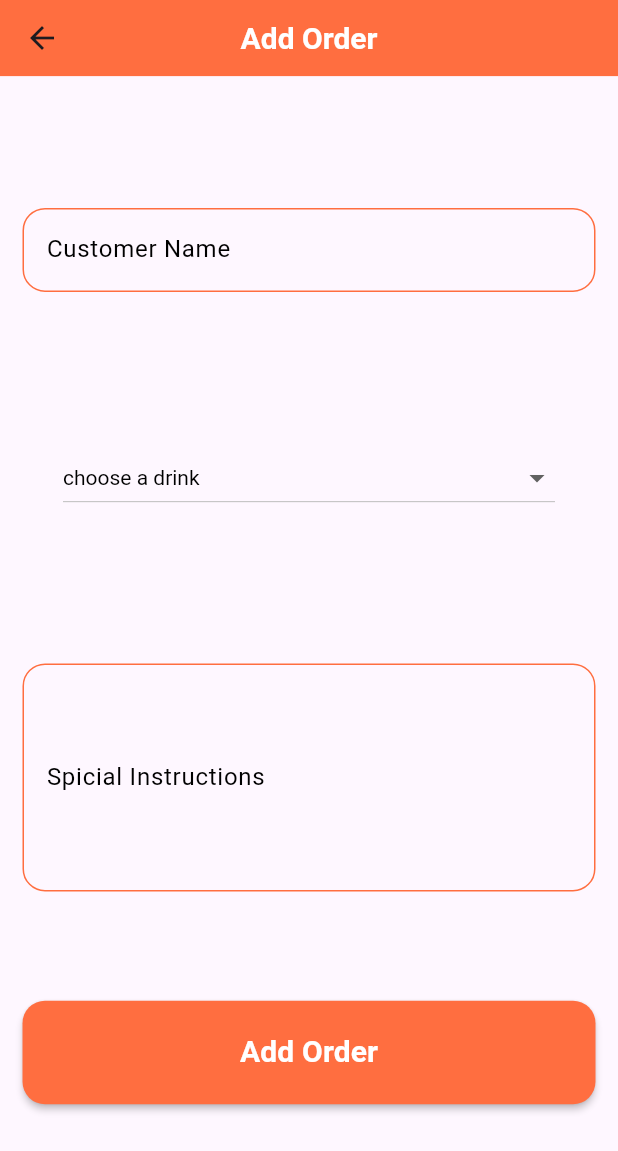
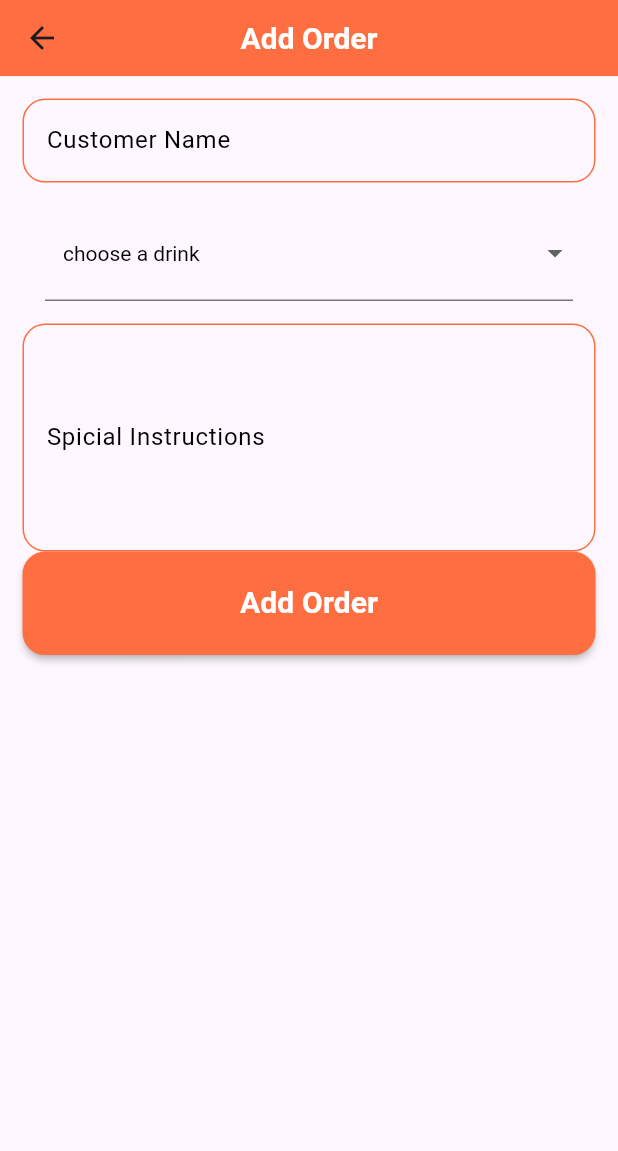
Before and after one commit to AlshaimaaAbdElnaeem/-Smart-Ahwa-Manager-App, a Flutter app: the screen it shows after launch, after a tap on the "add" icon, on a phone screen of 412 x 824 dp. Shown: the top 1151 px of the screen. Run offline on Flutter 3.47's test engine with Material 3 defaults, Android fonts, the phone set to English and light mode, and no system bars; our stand-ins replace flutter_bloc, fluttertoast, sqflite; accounts and stored records are empty.

Commit message:
Refactor order management: remove unused dropdown widget, consolidate drink selection logic, and enhance order handling in AddOrder screen.

```diff
--- /dev/null
+++ b/lib/core/utils/app_constant.dart
@@ -0,0 +1,7 @@
+const List<String> drinksList = [
+  "choose a drink",
+  "Shai",
+  "Turkish Coffee",
+  "Hibiscus Tea",
+  "Espresso",
+];
--- a/lib/features/orders/logic/order_repos/order_repo_implementation.dart
+++ b/lib/features/orders/logic/order_repos/order_repo_implementation.dart
@@ -1,8 +1,7 @@
 import 'package:ahwa_manager_app/core/helpers/sql_helper.dart';
 import 'package:ahwa_manager_app/core/models/order_model.dart';
-import 'package:ahwa_manager_app/features/orders/logic/model/daily_report_model.dart';
 import 'package:ahwa_manager_app/features/orders/logic/order_repos/order_repo.dart';
-import 'package:intl/intl.dart';
+
 
 class OrderRepoImplementation extends OrderRepo{
   @override
--- a/lib/features/orders/presentation/manager/order_cubit/order_cubit.dart
+++ b/lib/features/orders/presentation/manager/order_cubit/order_cubit.dart
@@ -8,24 +8,15 @@ class OrderCubit extends Cubit<OrderState> {
   OrderCubit(this.orderRepo) : super(OrderInitial());
   final OrderRepo orderRepo;
 
-  List<String> drinksList = [
-    "choose a drink",
-    "Shai",
-    "Turkish Coffee",
-    "Hibiscus Tea",
-    "Espresso",
-  ];
-  String? dropdownValue;
-  void changeDrink(String? value) {
-    dropdownValue = value;
-    emit(OrderDrinkChanged());
-  }
+
+
 
   Future<void> addOrder(OrderModel order) async {
     emit(OrderLoading());
     await orderRepo.addOrder(
        order
     );
+    await getOrders();
     emit(OrderSuccess());
   }
 
--- a/lib/features/orders/presentation/manager/order_cubit/order_state.dart
+++ b/lib/features/orders/presentation/manager/order_cubit/order_state.dart
@@ -4,7 +4,6 @@ abstract  class OrderState {}
 final class OrderInitial extends OrderState {}
 final class OrderSuccess extends OrderState {}
 final class OrderLoading extends OrderState {}
-final class OrderDrinkChanged extends OrderState {}
 class GetOrdersSuccess extends OrderState {
   final List<OrderModel> orders;
   GetOrdersSuccess(this.orders);
--- a/lib/features/orders/presentation/views/add_order_screen.dart
+++ b/lib/features/orders/presentation/views/add_order_screen.dart
@@ -2,11 +2,11 @@ import 'package:ahwa_manager_app/core/helpers/app_responsive.dart';
 import 'package:ahwa_manager_app/core/models/order_model.dart';
 import 'package:ahwa_manager_app/core/widgets/custom_appbar.dart';
 import 'package:ahwa_manager_app/features/orders/presentation/manager/order_cubit/order_cubit.dart';
-import 'package:ahwa_manager_app/features/orders/presentation/widgets/dropdownlist.dart';
 import 'package:flutter/material.dart';
 import 'package:flutter_bloc/flutter_bloc.dart';
 import 'package:intl/intl.dart';
 
+import '../../../../core/utils/app_constant.dart';
 import '../../../../core/utils/app_toast.dart';
 import '../../../../core/widgets/custom_botton.dart';
 import '../widgets/custom_TextFrom.dart';
@@ -20,6 +20,11 @@ class AddOrder extends StatefulWidget {
 
 class _AddOrderState extends State<AddOrder> {
   @override
+  void initState() {
+    super.initState();
+  }
+
+  @override
   void dispose() {
     customerController.dispose();
     spacialInstructionsController.dispose();
@@ -28,6 +33,7 @@ class _AddOrderState extends State<AddOrder> {
 
   TextEditingController customerController = TextEditingController();
   TextEditingController spacialInstructionsController = TextEditingController();
+  String? dropdownValue;
   GlobalKey<FormState> formKey = GlobalKey();
   @override
   Widget build(BuildContext context) {
@@ -49,7 +55,8 @@ class _AddOrderState extends State<AddOrder> {
           },
           builder: (context, state) {
             var cubit = context.read<OrderCubit>();
-            return Form(
+            return SingleChildScrollView(
+              child: Form(
                 key: formKey,
                 child: Column(
                   mainAxisAlignment: MainAxisAlignment.spaceEvenly,
@@ -58,7 +65,34 @@ class _AddOrderState extends State<AddOrder> {
                       controller: customerController,
                       labelText: 'Customer Name',
                     ),
-                  OrdersDropdownButton(),
+                    Padding(
+                      padding: const EdgeInsets.all(15),
+                      child: DropdownButtonFormField<String>(
+                        validator: (value) =>
+                            value == null || value == 'choose a drink'
+                            ? 'Required'
+                            : null,
+                        isExpanded: true,
+                        padding: EdgeInsets.all(12),
+                        value: dropdownValue ?? drinksList.first,
+                        elevation: 16,
+                        style: const TextStyle(color: Colors.black),
+                        borderRadius: BorderRadius.circular(12),
+                        onChanged: (String? value) {
+                          setState(() {
+                            dropdownValue = value!;
+                          });
+                        },
+                        items: drinksList.map<DropdownMenuItem<String>>((
+                          String value,
+                        ) {
+                          return DropdownMenuItem<String>(
+                            value: value,
+                            child: Text(value),
+                          );
+                        }).toList(),
+                      ),
+                    ),
                     CustomTextfrom(
                       controller: spacialInstructionsController,
                       labelText: 'Spicial Instructions',
@@ -68,12 +102,12 @@ class _AddOrderState extends State<AddOrder> {
                         ? const Center(child: CircularProgressIndicator())
                         : CustomBotton(
                             title: 'Add Order',
-                          onPressed: () {
+                            onPressed: (){
                               if (formKey.currentState!.validate()) {
                                 cubit.addOrder(
                                   OrderModel(
                                     customerName: customerController.text.trim(),
-                                  drinkId: cubit.dropdownValue!,
+                                    drinkId: dropdownValue!,
                                     specialInstructions:
                                         spacialInstructionsController.text.trim(),
                                     createdAt: DateFormat(
@@ -82,11 +116,11 @@ class _AddOrderState extends State<AddOrder> {
                                   ),
                                 );
                                 clearForm();
-                              cubit.dropdownValue = null;
                               }
                             },
                           ),
                   ],
+                ),
               ),
             );
           },
@@ -98,5 +132,6 @@ class _AddOrderState extends State<AddOrder> {
   void clearForm() {
     customerController.clear();
     spacialInstructionsController.clear();
+    dropdownValue = null;
   }
 }
--- a/lib/features/orders/presentation/views/all_orders.dart
+++ b/lib/features/orders/presentation/views/all_orders.dart
@@ -17,7 +17,6 @@ class AllOrders extends StatelessWidget {
 
   @override
   Widget build(BuildContext context) {
-    context.read<OrderCubit>().getOrders();
     return Scaffold(
       appBar: PreferredSize(
         preferredSize: Size.fromHeight(
@@ -28,11 +27,15 @@ class AllOrders extends StatelessWidget {
       floatingActionButton: FloatingActionButton(
         backgroundColor: Colors.deepOrangeAccent,
         child: const Icon(Icons.add, color: Colors.white, size: 30),
-        onPressed: () {
-          Navigator.push(
-            context,
-            MaterialPageRoute(builder: (context) => const AddOrder()),
-          );
+        onPressed: () async{
+
+    await Navigator.push(
+      context,
+      MaterialPageRoute(builder: (_) => const AddOrder()),
+    );
+    // بعد العودة من AddOrder، جلب البيانات مرة أخرى
+    context.read<OrderCubit>().getOrders();
+
         },
       ),
       body: BlocBuilder<OrderCubit, OrderState>(
--- a/lib/features/orders/presentation/widgets/dropdownlist.dart
+++ /dev/null
@@ -1,31 +0,0 @@
-import 'package:ahwa_manager_app/features/orders/presentation/manager/order_cubit/order_cubit.dart';
-import 'package:flutter/material.dart';
-import 'package:flutter_bloc/flutter_bloc.dart';
-
-
-class OrdersDropdownButton extends StatelessWidget {
-  const OrdersDropdownButton({super.key});
-  @override
-  Widget build(BuildContext context) {
-   var cubit = context.read<OrderCubit>();
-    return BlocBuilder<OrderCubit, OrderState>(
-      builder: (context, state) {
-        return Padding(
-          padding: const EdgeInsets.all(15),
-          child: DropdownButton<String>(
-            isExpanded: true,
-            padding: EdgeInsets.all(12),
-            value: cubit.dropdownValue ?? cubit.drinksList.first,
-            elevation: 16,
-            style: const TextStyle(color: Colors.black),
-            borderRadius: BorderRadius.circular(12),
-            onChanged: (String? value) => cubit.changeDrink(value),
-            items: cubit.drinksList.map<DropdownMenuItem<String>>((String value) {
-              return DropdownMenuItem<String>(value: value, child: Text(value));
-            }).toList(),
-          ),
-        );
-      },
-    );
-  }
-}
```
Lines whose indentation alone changed are shown as unchanged.
